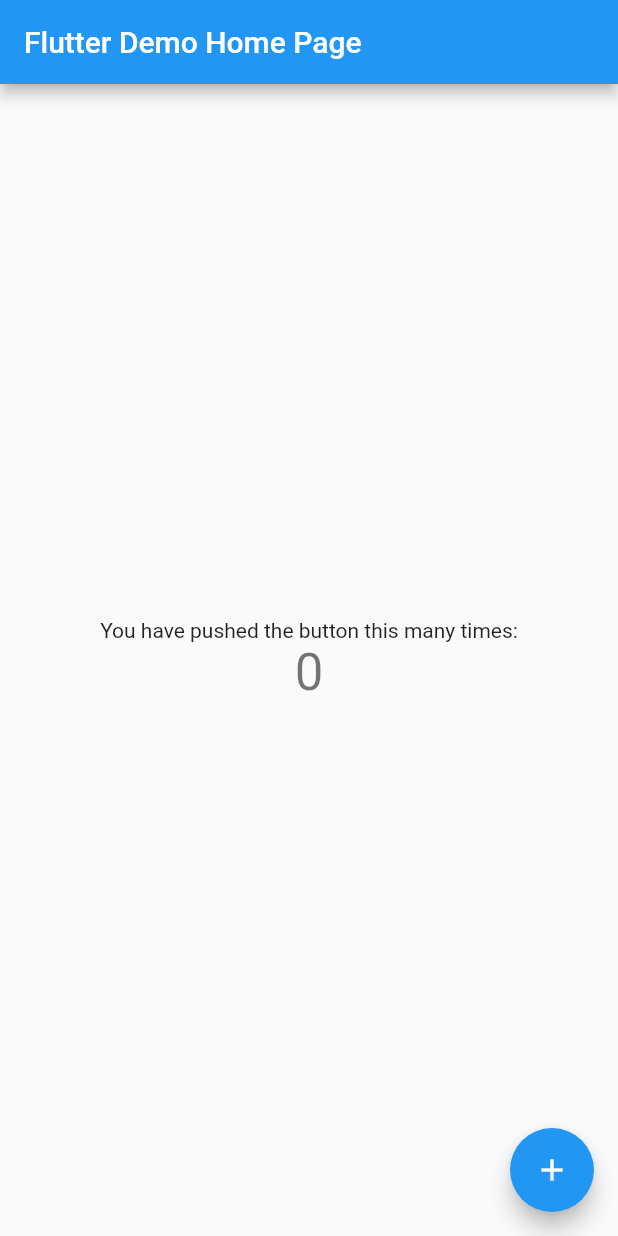
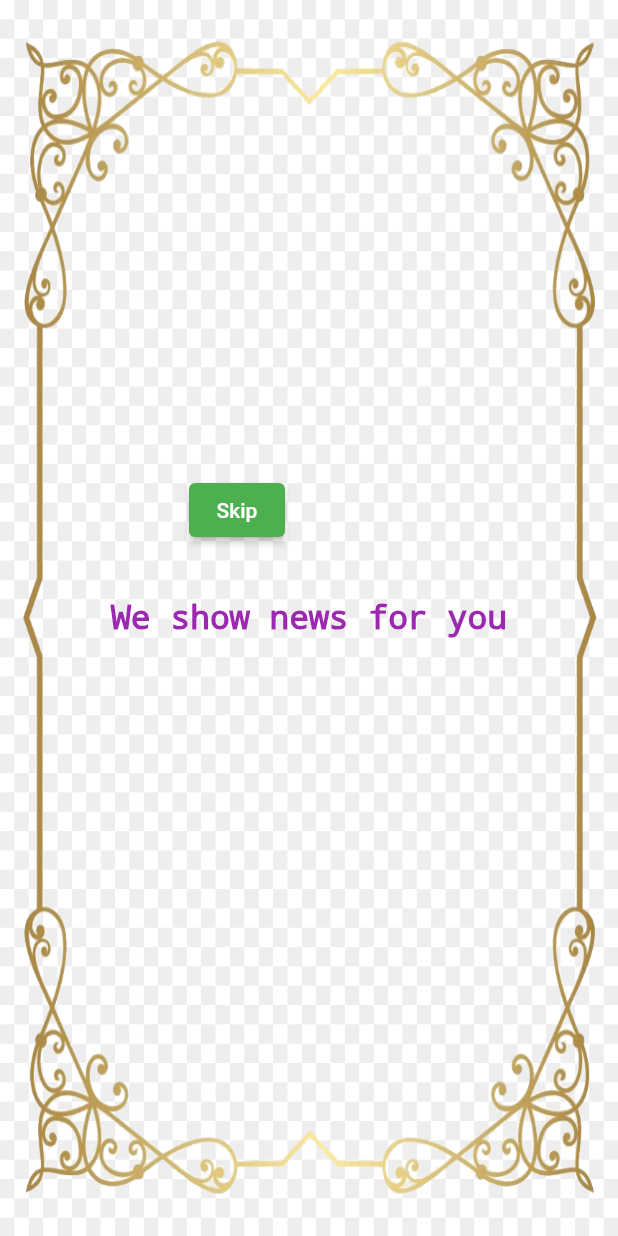
Before and after one commit to roshan-githubb/newsapp, a Flutter app: the first screen one second after launch, on a phone screen of 412 x 824 dp. Run offline on Flutter 3.47's test engine with Material 2 defaults, Android fonts, the phone set to English and light mode, and no system bars; our stand-ins replace cached_network_image.

Commit message:
New Commits

```diff
--- a/lib/main.dart
+++ b/lib/main.dart
@@ -1,115 +1,104 @@
+import 'dart:async';
 import 'package:flutter/material.dart';
 
+import 'views/homepage.dart';
+
+import 'package:flutter/material.dart';
 void main() {
-  runApp(const MyApp());
+runApp(MyApp());
 }
 
 class MyApp extends StatelessWidget {
-  const MyApp({Key? key}) : super(key: key);
-
-  // This widget is the root of your application.
 @override
 Widget build(BuildContext context) {
 	return MaterialApp(
-      title: 'Flutter Demo',
-      theme: ThemeData(
-        // This is the theme of your application.
-        //
-        // Try running your application with "flutter run". You'll see the
-        // application has a blue toolbar. Then, without quitting the app, try
-        // changing the primarySwatch below to Colors.green and then invoke
-        // "hot reload" (press "r" in the console where you ran "flutter run",
-        // or simply save your changes to "hot reload" in a Flutter IDE).
-        // Notice that the counter didn't reset back to zero; the application
-        // is not restarted.
-        primarySwatch: Colors.blue,
-      ),
-      home: const MyHomePage(title: 'Flutter Demo Home Page'),
+    debugShowCheckedModeBanner: false,
+
+
+	title: 'Flutter News App',
+    theme: new ThemeData(scaffoldBackgroundColor: const Color(0xFFEFEFEF)),
+
+	home: MyHomePage(),
+
+  color:Colors.white,
 	);
 }
 }
 
 class MyHomePage extends StatefulWidget {
-  const MyHomePage({Key? key, required this.title}) : super(key: key);
-
-  // This widget is the home page of your application. It is stateful, meaning
-  // that it has a State object (defined below) that contains fields that affect
-  // how it looks.
-
-  // This class is the configuration for the state. It holds the values (in this
-  // case the title) provided by the parent (in this case the App widget) and
-  // used by the build method of the State. Fields in a Widget subclass are
-  // always marked "final".
-
-  final String title;
-
 @override
-  State<MyHomePage> createState() => _MyHomePageState();
+_MyHomePageState createState() => _MyHomePageState();
 }
-
 class _MyHomePageState extends State<MyHomePage> {
-  int _counter = 0;
-
-  void _incrementCounter() {
-    setState(() {
-      // This call to setState tells the Flutter framework that something has
-      // changed in this State, which causes it to rerun the build method below
-      // so that the display can reflect the updated values. If we changed
-      // _counter without calling setState(), then the build method would not be
-      // called again, and so nothing would appear to happen.
-      _counter++;
-    });
+@override
+void initState() {
+	super.initState();
+	Timer(Duration(seconds: 5),
+		()=>Navigator.pushReplacement(context,
+										MaterialPageRoute(builder:
+														(context) =>
+														SecondScreen()
+														)
+									)
+		);
 }
-
 @override
 Widget build(BuildContext context) {
-    // This method is rerun every time setState is called, for instance as done
-    // by the _incrementCounter method above.
-    //
-    // The Flutter framework has been optimized to make rerunning build methods
-    // fast, so that you can just rebuild anything that needs updating rather
-    // than having to individually change instances of widgets.
-    return Scaffold(
-      appBar: AppBar(
-        // Here we take the value from the MyHomePage object that was created by
-        // the App.build method, and use it to set our appbar title.
-        title: Text(widget.title),
+	return SafeArea( child: Container(
+
+          padding: EdgeInsets.all(16),
+
+          decoration: BoxDecoration(
+            image: DecorationImage(
+              image: AssetImage('images/splash.png',),
+
+              fit: BoxFit.fill,
             ),
-      body: Center(
-        // Center is a layout widget. It takes a single child and positions it
-        // in the middle of the parent.
-        child: Column(
-          // Column is also a layout widget. It takes a list of children and
-          // arranges them vertically. By default, it sizes itself to fit its
-          // children horizontally, and tries to be as tall as its parent.
-          //
-          // Invoke "debug painting" (press "p" in the console, choose the
-          // "Toggle Debug Paint" action from the Flutter Inspector in Android
-          // Studio, or the "Toggle Debug Paint" command in Visual Studio Code)
-          // to see the wireframe for each widget.
-          //
-          // Column has various properties to control how it sizes itself and
-          // how it positions its children. Here we use mainAxisAlignment to
-          // center the children vertically; the main axis here is the vertical
-          // axis because Columns are vertical (the cross axis would be
-          // horizontal).
-          mainAxisAlignment: MainAxisAlignment.center,
-          children: <Widget>[
-            const Text(
-              'You have pushed the button this many times:',
           ),
-            Text(
-              '$_counter',
-              style: Theme.of(context).textTheme.headline4,
+          child: Stack(
+            children:[ Center(
+                child: Text(
+                  'We show news for you',
+                  style: TextStyle(color: Colors.purple, fontWeight: FontWeight.bold, fontSize: 22.0, decoration: TextDecoration.none,
+
+
                   ),
+                ),
+              ),
+              Container(
+              margin: const EdgeInsets.fromLTRB(110, 300, 50, 150),
+                child: ElevatedButton(
+                  style: ElevatedButton.styleFrom(
+                    primary: Colors.green
+                  ),
+                  child: Text("Skip"),
+                  onPressed: () {
+                    Navigator.push(
+                      context,
+                      MaterialPageRoute(builder: (context) => SecondScreen()),
+                    );
+                  },
+                ),
+              )
             ],
           ),
         ),
-      floatingActionButton: FloatingActionButton(
-        onPressed: _incrementCounter,
-        tooltip: 'Increment',
-        child: const Icon(Icons.add),
-      ), // This trailing comma makes auto-formatting nicer for build methods.
   );
 }
 }
+class SecondScreen extends StatelessWidget {
+@override
+Widget build(BuildContext context) {
+	return MaterialApp(
+    debugShowCheckedModeBanner: false,
+
+    initialRoute: '/',
+    routes: {
+
+      '/': (context) => HomePage(),
+
+    },
+
+  );
+}
+}
--- /dev/null
+++ b/lib/model/newsmodel.dart
@@ -0,0 +1,10 @@
+class ArticleModel{
+
+
+  String title;
+  String description;
+  String url;
+  String urlToImage;
+
+  ArticleModel({this.title, this.description, this.url, this.urlToImage});
+}
```
Also changed, not shown: lib/helper/categorydata.dart (added, +51 -0 lines), lib/helper/newsdata.dart (added, +96 -0 lines), lib/model/categorymodel.dart (added, +8 -0 lines), lib/views/categorypage.dart (added, +140 -0 lines), lib/views/homepage.dart (added, +225 -0 lines), pubspec.yaml (+5 -3 lines), images/splash.png (added), pubspec.lock, 1 other file. Lines whose indentation alone changed are shown as unchanged.
